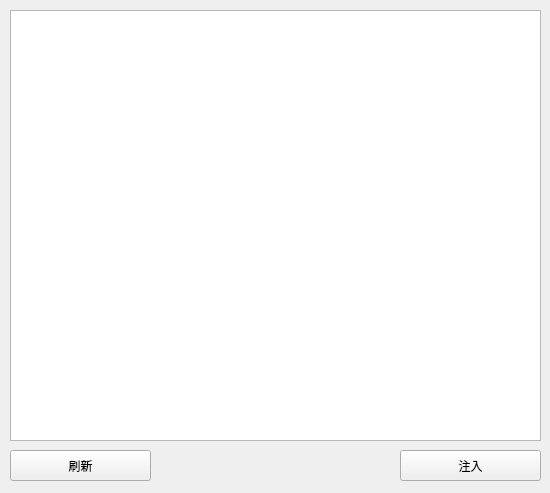
Before: the Qt Designer form qt_windows/ui/main_window.ui in simonkimi/imgui_hook_demo, drawn with Qt 5.
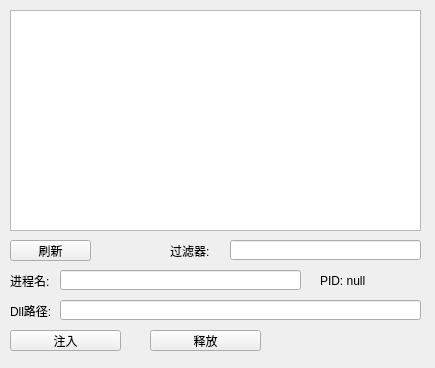
After: the same form once the commit is applied.

Diff of the .ui file:
```diff
--- a/qt_windows/ui/main_window.ui
+++ b/qt_windows/ui/main_window.ui
@@ -6,8 +6,8 @@
             <rect>
                 <x>0</x>
                 <y>0</y>
-                <width>550</width>
-                <height>493</height>
+    <width>435</width>
+    <height>368</height>
             </rect>
         </property>
         <property name="windowTitle">
@@ -17,10 +17,10 @@
             <widget class="QPushButton" name="btn_inject">
                 <property name="geometry">
                     <rect>
-                        <x>400</x>
-                        <y>450</y>
-                        <width>141</width>
-                        <height>31</height>
+      <x>10</x>
+      <y>330</y>
+      <width>111</width>
+      <height>21</height>
                     </rect>
                 </property>
                 <property name="text">
@@ -31,9 +31,9 @@
                 <property name="geometry">
                     <rect>
                         <x>10</x>
-                        <y>450</y>
-                        <width>141</width>
-                        <height>31</height>
+      <y>240</y>
+      <width>81</width>
+      <height>21</height>
                     </rect>
                 </property>
                 <property name="text">
@@ -45,11 +45,109 @@
                     <rect>
                         <x>10</x>
                         <y>10</y>
-                        <width>531</width>
-                        <height>431</height>
+      <width>411</width>
+      <height>221</height>
                     </rect>
                 </property>
             </widget>
+   <widget class="QLabel" name="label">
+    <property name="geometry">
+     <rect>
+      <x>10</x>
+      <y>270</y>
+      <width>51</width>
+      <height>21</height>
+     </rect>
+    </property>
+    <property name="text">
+     <string>进程名:</string>
+    </property>
+   </widget>
+   <widget class="QLabel" name="label_2">
+    <property name="geometry">
+     <rect>
+      <x>10</x>
+      <y>300</y>
+      <width>51</width>
+      <height>21</height>
+     </rect>
+    </property>
+    <property name="text">
+     <string>Dll路径:</string>
+    </property>
+   </widget>
+   <widget class="QLineEdit" name="lineEdit_process">
+    <property name="geometry">
+     <rect>
+      <x>60</x>
+      <y>270</y>
+      <width>241</width>
+      <height>20</height>
+     </rect>
+    </property>
+   </widget>
+   <widget class="QLineEdit" name="lineEdit_dll">
+    <property name="geometry">
+     <rect>
+      <x>60</x>
+      <y>300</y>
+      <width>361</width>
+      <height>20</height>
+     </rect>
+    </property>
+   </widget>
+   <widget class="QLabel" name="label_3">
+    <property name="geometry">
+     <rect>
+      <x>170</x>
+      <y>240</y>
+      <width>51</width>
+      <height>21</height>
+     </rect>
+    </property>
+    <property name="text">
+     <string>过滤器:</string>
+    </property>
+   </widget>
+   <widget class="QLineEdit" name="lineEdit_filter">
+    <property name="geometry">
+     <rect>
+      <x>230</x>
+      <y>240</y>
+      <width>191</width>
+      <height>20</height>
+     </rect>
+    </property>
+   </widget>
+   <widget class="QPushButton" name="btn_free">
+    <property name="geometry">
+     <rect>
+      <x>150</x>
+      <y>330</y>
+      <width>111</width>
+      <height>21</height>
+     </rect>
+    </property>
+    <property name="text">
+     <string>释放</string>
+    </property>
+   </widget>
+   <widget class="QLabel" name="label_pid">
+    <property name="geometry">
+     <rect>
+      <x>320</x>
+      <y>270</y>
+      <width>101</width>
+      <height>21</height>
+     </rect>
+    </property>
+    <property name="layoutDirection">
+     <enum>Qt::LeftToRight</enum>
+    </property>
+    <property name="text">
+     <string>PID: null</string>
+    </property>
+   </widget>
         </widget>
     </widget>
     <resources/>
```
Lines whose indentation alone changed are shown as unchanged.
